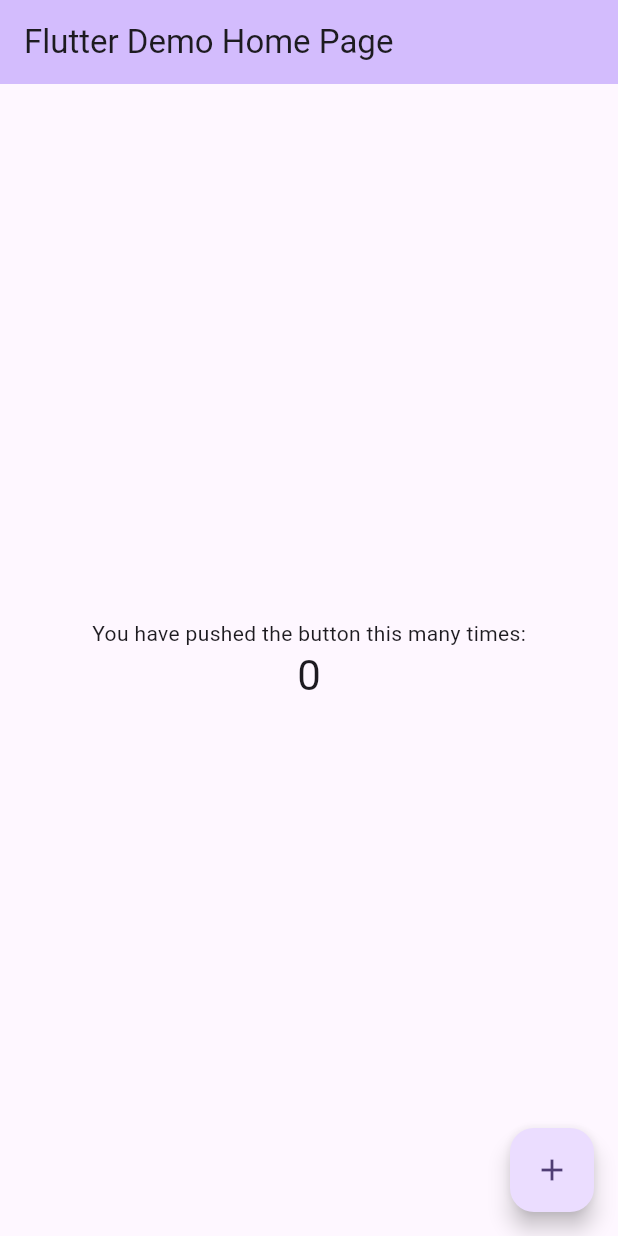
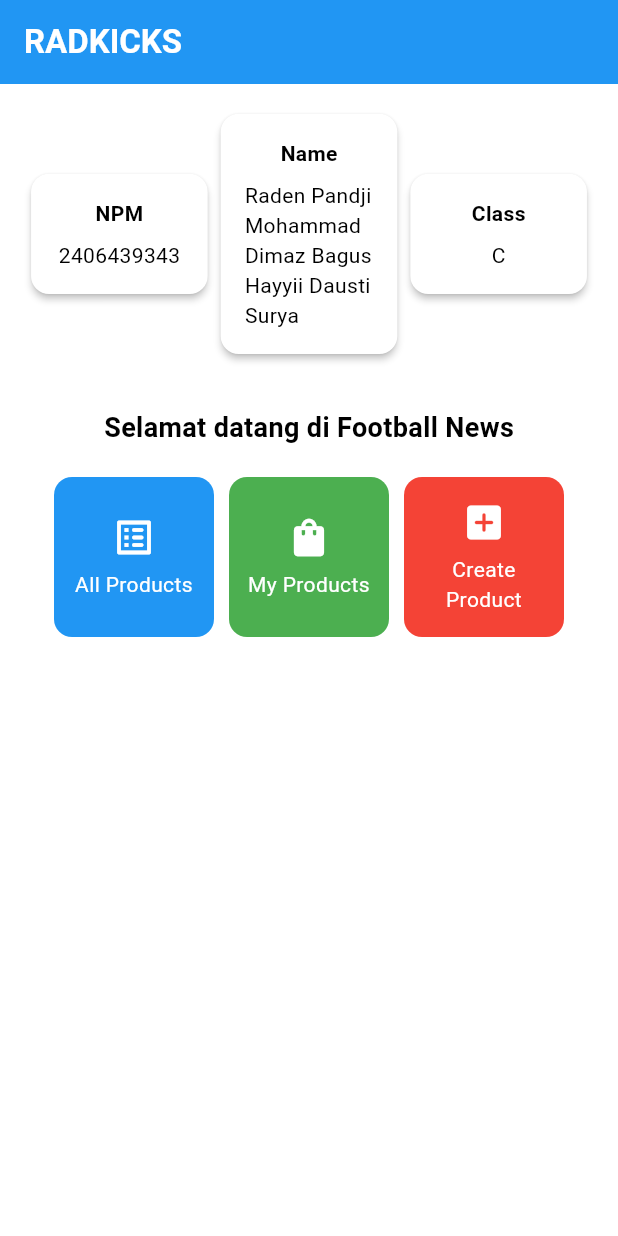
Before and after one commit to rpmdim/radkicks-mobile, a Flutter app: the screen it shows after launch, on a phone screen of 412 x 824 dp. Run offline on Flutter 3.47's test engine with Material 3 defaults, Android fonts, the phone set to English and light mode, and no system bars.

Commit message:
tutorial 7

```diff
--- a/lib/main.dart
+++ b/lib/main.dart
@@ -1,4 +1,5 @@
 import 'package:flutter/material.dart';
+import 'package:radkicks/menu.dart';
 
 void main() {
   runApp(const MyApp());
@@ -28,95 +29,11 @@
         //
         // This works for code too, not just values: Most code changes can be
         // tested with just a hot reload.
-        colorScheme: ColorScheme.fromSeed(seedColor: Colors.deepPurple),
+        colorScheme: ColorScheme.fromSwatch(
+          primarySwatch: Colors.blue,
+        ).copyWith(secondary: Colors.blueAccent[400]),
       ),
-      home: const MyHomePage(title: 'Flutter Demo Home Page'),
+      home: MyHomePage(),
     );
   }
 }
-
-class MyHomePage extends StatefulWidget {
-  const MyHomePage({super.key, required this.title});
-
-  // This widget is the home page of your application. It is stateful, meaning
-  // that it has a State object (defined below) that contains fields that affect
-  // how it looks.
-
-  // This class is the configuration for the state. It holds the values (in this
-  // case the title) provided by the parent (in this case the App widget) and
-  // used by the build method of the State. Fields in a Widget subclass are
-  // always marked "final".
-
-  final String title;
-
-  @override
-  State<MyHomePage> createState() => _MyHomePageState();
-}
-
-class _MyHomePageState extends State<MyHomePage> {
-  int _counter = 0;
-
-  void _incrementCounter() {
-    setState(() {
-      // This call to setState tells the Flutter framework that something has
-      // changed in this State, which causes it to rerun the build method below
-      // so that the display can reflect the updated values. If we changed
-      // _counter without calling setState(), then the build method would not be
-      // called again, and so nothing would appear to happen.
-      _counter++;
-    });
-  }
-
-  @override
-  Widget build(BuildContext context) {
-    // This method is rerun every time setState is called, for instance as done
-    // by the _incrementCounter method above.
-    //
-    // The Flutter framework has been optimized to make rerunning build methods
-    // fast, so that you can just rebuild anything that needs updating rather
-    // than having to individually change instances of widgets.
-    return Scaffold(
-      appBar: AppBar(
-        // TRY THIS: Try changing the color here to a specific color (to
-        // Colors.amber, perhaps?) and trigger a hot reload to see the AppBar
-        // change color while the other colors stay the same.
-        backgroundColor: Theme.of(context).colorScheme.inversePrimary,
-        // Here we take the value from the MyHomePage object that was created by
-        // the App.build method, and use it to set our appbar title.
-        title: Text(widget.title),
-      ),
-      body: Center(
-        // Center is a layout widget. It takes a single child and positions it
-        // in the middle of the parent.
-        child: Column(
-          // Column is also a layout widget. It takes a list of children and
-          // arranges them vertically. By default, it sizes itself to fit its
-          // children horizontally, and tries to be as tall as its parent.
-          //
-          // Column has various properties to control how it sizes itself and
-          // how it positions its children. Here we use mainAxisAlignment to
-          // center the children vertically; the main axis here is the vertical
-          // axis because Columns are vertical (the cross axis would be
-          // horizontal).
-          //
-          // TRY THIS: Invoke "debug painting" (choose the "Toggle Debug Paint"
-          // action in the IDE, or press "p" in the console), to see the
-          // wireframe for each widget.
-          mainAxisAlignment: MainAxisAlignment.center,
-          children: <Widget>[
-            const Text('You have pushed the button this many times:'),
-            Text(
-              '$_counter',
-              style: Theme.of(context).textTheme.headlineMedium,
-            ),
-          ],
-        ),
-      ),
-      floatingActionButton: FloatingActionButton(
-        onPressed: _incrementCounter,
-        tooltip: 'Increment',
-        child: const Icon(Icons.add),
-      ), // This trailing comma makes auto-formatting nicer for build methods.
-    );
-  }
-}
--- /dev/null
+++ b/lib/menu.dart
@@ -0,0 +1,178 @@
+import 'package:flutter/material.dart';
+
+class MyHomePage extends StatelessWidget {
+  MyHomePage({super.key});
+
+  final String nama =
+      "Raden Pandji Mohammad Dimaz Bagus Hayyii Dausti Surya"; //nama
+  final String npm = "2406439343"; //npm
+  final String kelas = "C"; //kelas
+
+  final List<ItemHomepage> items = [
+    ItemHomepage("All Products", Icons.list_alt_rounded, Colors.blue),
+    ItemHomepage("My Products", Icons.shopping_bag_rounded, Colors.green),
+    ItemHomepage("Create Product", Icons.add_box_rounded, Colors.red),
+  ];
+
+  @override
+  Widget build(BuildContext context) {
+    return Scaffold(
+      appBar: AppBar(
+        // Judul aplikasi "RADKICKS" dengan teks putih dan tebal.
+        title: const Text(
+          'RADKICKS',
+          style: TextStyle(color: Colors.white, fontWeight: FontWeight.bold),
+        ),
+        // Warna latar belakang AppBar diambil dari skema warna tema aplikasi.
+        backgroundColor: Theme.of(context).colorScheme.primary,
+      ),
+      // Body halaman dengan padding di sekelilingnya.
+      body: Padding(
+        padding: const EdgeInsets.all(16.0),
+        // Menyusun widget secara vertikal dalam sebuah kolom.
+        child: Column(
+          crossAxisAlignment: CrossAxisAlignment.center,
+          children: [
+            // Row untuk menampilkan 3 InfoCard secara horizontal.
+            Row(
+              mainAxisAlignment: MainAxisAlignment.spaceEvenly,
+              children: [
+                InfoCard(title: 'NPM', content: npm),
+                InfoCard(title: 'Name', content: nama),
+                InfoCard(title: 'Class', content: kelas),
+              ],
+            ),
+
+            // Memberikan jarak vertikal 16 unit.
+            const SizedBox(height: 16.0),
+
+            // Menempatkan widget berikutnya di tengah halaman.
+            Center(
+              child: Column(
+                // Menyusun teks dan grid item secara vertikal.
+                children: [
+                  // Menampilkan teks sambutan dengan gaya tebal dan ukuran 18.
+                  const Padding(
+                    padding: EdgeInsets.only(top: 16.0),
+                    child: Text(
+                      'Selamat datang di Football News',
+                      style: TextStyle(
+                        fontWeight: FontWeight.bold,
+                        fontSize: 18.0,
+                      ),
+                    ),
+                  ),
+
+                  // Grid untuk menampilkan ItemCard dalam bentuk grid 3 kolom.
+                  GridView.count(
+                    primary: true,
+                    padding: const EdgeInsets.all(20),
+                    crossAxisSpacing: 10,
+                    mainAxisSpacing: 10,
+                    crossAxisCount: 3,
+                    // Agar grid menyesuaikan tinggi kontennya.
+                    shrinkWrap: true,
+
+                    // Menampilkan ItemCard untuk setiap item dalam list items.
+                    children: items.map((ItemHomepage item) {
+                      return ItemCard(item);
+                    }).toList(),
+                  ),
+                ],
+              ),
+            ),
+          ],
+        ),
+      ),
+    );
+  }
+}
+
+class InfoCard extends StatelessWidget {
+  // Kartu informasi yang menampilkan title dan content.
+
+  final String title; // Judul kartu.
+  final String content; // Isi kartu.
+
+  const InfoCard({super.key, required this.title, required this.content});
+
+  @override
+  Widget build(BuildContext context) {
+    return Card(
+      // Membuat kotak kartu dengan bayangan dibawahnya.
+      elevation: 2.0,
+      child: Container(
+        // Mengatur ukuran dan jarak di dalam kartu.
+        width:
+            MediaQuery.of(context).size.width /
+            3.5, // menyesuaikan dengan lebar device yang digunakan.
+        padding: const EdgeInsets.all(16.0),
+        // Menyusun title dan content secara vertikal.
+        child: Column(
+          children: [
+            Text(title, style: const TextStyle(fontWeight: FontWeight.bold)),
+            const SizedBox(height: 8.0),
+            Text(content),
+          ],
+        ),
+      ),
+    );
+  }
+}
+
+class ItemHomepage {
+  final String name;
+  final IconData icon;
+  final Color color;
+
+  ItemHomepage(this.name, this.icon, this.color);
+}
+
+class ItemCard extends StatelessWidget {
+  // Menampilkan kartu dengan ikon dan nama.
+
+  final ItemHomepage item;
+
+  const ItemCard(this.item, {super.key});
+
+  @override
+  Widget build(BuildContext context) {
+    return Material(
+      // Menentukan warna latar belakang dari tema aplikasi.
+      color: item.color,
+      // Membuat sudut kartu melengkung.
+      borderRadius: BorderRadius.circular(12),
+
+      child: InkWell(
+        // Aksi ketika kartu ditekan.
+        onTap: () {
+          // Menampilkan pesan SnackBar saat kartu ditekan.
+          ScaffoldMessenger.of(context)
+            ..hideCurrentSnackBar()
+            ..showSnackBar(
+              SnackBar(content: Text("Kamu telah menekan tombol ${item.name}")),
+            );
+        },
+        // Container untuk menyimpan Icon dan Text
+        child: Container(
+          padding: const EdgeInsets.all(8),
+          child: Center(
+            child: Column(
+              // Menyusun ikon dan teks di tengah kartu.
+              mainAxisAlignment: MainAxisAlignment.center,
+              children: [
+                Icon(item.icon, color: Colors.white, size: 30.0),
+                const Padding(padding: EdgeInsets.all(3)),
+                Text(
+                  item.name,
+                  textAlign: TextAlign.center,
+                  style: const TextStyle(color: Colors.white),
+                ),
+              ],
+            ),
+          ),
+        ),
+      ),
+    );
+  }
+}
```
